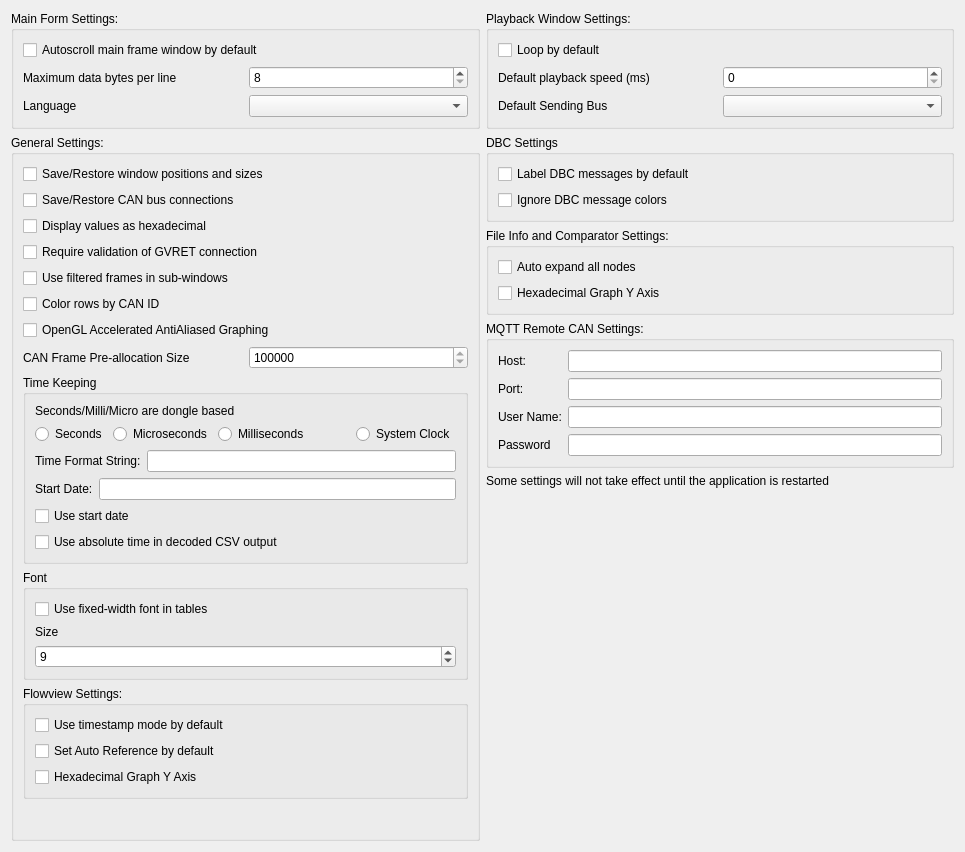
Above: ui/mainsettingsdialog.ui from fasttube/SavvyCAN before the change. Below: the same form after it.
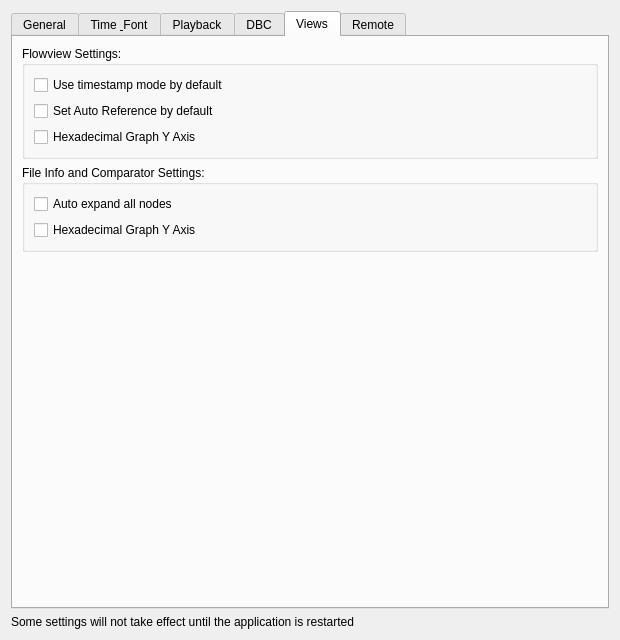
That is the form after the change. The open tabs and pages were chosen to show the change.

Commit message: feat: reorganize preferences to different tabs

What changed in the file:
```diff
--- a/ui/mainsettingsdialog.ui
+++ b/ui/mainsettingsdialog.ui
@@ -6,16 +6,24 @@
    <rect>
     <x>0</x>
     <y>0</y>
-    <width>965</width>
-    <height>852</height>
+    <width>620</width>
+    <height>640</height>
    </rect>
   </property>
   <property name="windowTitle">
    <string>Main Settings</string>
   </property>
-  <layout class="QHBoxLayout" name="horizontalLayout_5" stretch="1,1">
+  <layout class="QVBoxLayout" name="mainLayout">
    <item>
-    <layout class="QVBoxLayout" name="verticalLayout">
+    <widget class="QTabWidget" name="tabWidget">
+     <property name="currentIndex">
+      <number>0</number>
+     </property>
+     <widget class="QWidget" name="tabGeneral">
+      <attribute name="title">
+       <string>General</string>
+      </attribute>
+      <layout class="QVBoxLayout" name="layoutTabGeneral">
      <item>
       <widget class="QGroupBox" name="groupBox_2">
        <property name="title">
@@ -158,6 +166,29 @@
           </item>
          </layout>
         </item>
+         </layout>
+        </widget>
+       </item>
+       <item>
+        <spacer name="verticalSpacerGeneral">
+         <property name="orientation">
+          <enum>Qt::Vertical</enum>
+         </property>
+         <property name="sizeHint" stdset="0">
+          <size>
+           <width>20</width>
+           <height>40</height>
+          </size>
+         </property>
+        </spacer>
+       </item>
+      </layout>
+     </widget>
+     <widget class="QWidget" name="tabTimeFont">
+      <attribute name="title">
+       <string>Time &amp; Font</string>
+      </attribute>
+      <layout class="QVBoxLayout" name="layoutTabTimeFont">
         <item>
          <widget class="QGroupBox" name="groupBox_6">
           <property name="title">
@@ -231,9 +262,9 @@
             </layout>
            </item>
            <item>
-            <layout class="QHBoxLayout" name="horizontalLayout_8">
+           <layout class="QHBoxLayout" name="horizontalLayout_9">
              <item>
-              <widget class="QLabel" name="label_13">
+             <widget class="QLabel" name="label_14">
                <property name="text">
                 <string>Start Date:</string>
                </property>
@@ -298,37 +329,7 @@
          </widget>
         </item>
         <item>
-         <widget class="QGroupBox" name="groupBox_3">
-          <property name="title">
-           <string>Flowview Settings:</string>
-          </property>
-          <layout class="QVBoxLayout" name="verticalLayout_4">
-           <item>
-            <widget class="QCheckBox" name="cbFlowUseTimestamp">
-             <property name="text">
-              <string>Use timestamp mode by default</string>
-             </property>
-            </widget>
-           </item>
-           <item>
-            <widget class="QCheckBox" name="cbFlowAutoRef">
-             <property name="text">
-              <string>Set Auto Reference by default</string>
-             </property>
-            </widget>
-           </item>
-           <item>
-            <widget class="QCheckBox" name="cbHexGraphFlow">
-             <property name="text">
-              <string>Hexadecimal Graph Y Axis</string>
-             </property>
-            </widget>
-           </item>
-          </layout>
-         </widget>
-        </item>
-        <item>
-         <spacer name="verticalSpacer_2">
+        <spacer name="verticalSpacerTimeFont">
           <property name="orientation">
            <enum>Qt::Vertical</enum>
           </property>
@@ -342,11 +343,11 @@
         </item>
        </layout>
       </widget>
-     </item>
-    </layout>
-   </item>
-   <item>
-    <layout class="QVBoxLayout" name="verticalLayout_9">
+     <widget class="QWidget" name="tabPlayback">
+      <attribute name="title">
+       <string>Playback</string>
+      </attribute>
+      <layout class="QVBoxLayout" name="layoutTabPlayback">
      <item>
       <widget class="QGroupBox" name="groupBox_4">
        <property name="title">
@@ -396,6 +397,26 @@
       </widget>
      </item>
      <item>
+        <spacer name="verticalSpacerPlayback">
+         <property name="orientation">
+          <enum>Qt::Vertical</enum>
+         </property>
+         <property name="sizeHint" stdset="0">
+          <size>
+           <width>20</width>
+           <height>40</height>
+          </size>
+         </property>
+        </spacer>
+       </item>
+      </layout>
+     </widget>
+     <widget class="QWidget" name="tabDBC">
+      <attribute name="title">
+       <string>DBC</string>
+      </attribute>
+      <layout class="QVBoxLayout" name="layoutTabDBC">
+       <item>
       <widget class="QGroupBox" name="groupBox_9">
        <property name="title">
         <string>DBC Settings</string>
@@ -419,6 +440,56 @@
       </widget>
      </item>
      <item>
+        <spacer name="verticalSpacerDBC">
+         <property name="orientation">
+          <enum>Qt::Vertical</enum>
+         </property>
+         <property name="sizeHint" stdset="0">
+          <size>
+           <width>20</width>
+           <height>40</height>
+          </size>
+         </property>
+        </spacer>
+       </item>
+      </layout>
+     </widget>
+     <widget class="QWidget" name="tabViews">
+      <attribute name="title">
+       <string>Views</string>
+      </attribute>
+      <layout class="QVBoxLayout" name="layoutTabViews">
+       <item>
+        <widget class="QGroupBox" name="groupBox_3">
+         <property name="title">
+          <string>Flowview Settings:</string>
+         </property>
+         <layout class="QVBoxLayout" name="verticalLayout_4">
+          <item>
+           <widget class="QCheckBox" name="cbFlowUseTimestamp">
+            <property name="text">
+             <string>Use timestamp mode by default</string>
+            </property>
+           </widget>
+          </item>
+          <item>
+           <widget class="QCheckBox" name="cbFlowAutoRef">
+            <property name="text">
+             <string>Set Auto Reference by default</string>
+            </property>
+           </widget>
+          </item>
+          <item>
+           <widget class="QCheckBox" name="cbHexGraphFlow">
+            <property name="text">
+             <string>Hexadecimal Graph Y Axis</string>
+            </property>
+           </widget>
+          </item>
+         </layout>
+        </widget>
+       </item>
+       <item>
       <widget class="QGroupBox" name="groupBox_5">
        <property name="title">
         <string>File Info and Comparator Settings:</string>
@@ -442,6 +513,26 @@
       </widget>
      </item>
      <item>
+        <spacer name="verticalSpacerViews">
+         <property name="orientation">
+          <enum>Qt::Vertical</enum>
+         </property>
+         <property name="sizeHint" stdset="0">
+          <size>
+           <width>20</width>
+           <height>40</height>
+          </size>
+         </property>
+        </spacer>
+       </item>
+      </layout>
+     </widget>
+     <widget class="QWidget" name="tabRemote">
+      <attribute name="title">
+       <string>Remote</string>
+      </attribute>
+      <layout class="QVBoxLayout" name="layoutTabRemote">
+       <item>
       <widget class="QGroupBox" name="groupBox_8">
        <property name="enabled">
         <bool>true</bool>
@@ -498,6 +589,23 @@
       </widget>
      </item>
      <item>
+        <spacer name="verticalSpacerRemote">
+         <property name="orientation">
+          <enum>Qt::Vertical</enum>
+         </property>
+         <property name="sizeHint" stdset="0">
+          <size>
+           <width>20</width>
+           <height>40</height>
+          </size>
+         </property>
+        </spacer>
+       </item>
+      </layout>
+     </widget>
+    </widget>
+   </item>
+   <item>
       <widget class="QLabel" name="label_5">
        <property name="text">
         <string>Some settings will not take effect until the application is restarted</string>
@@ -506,21 +614,6 @@
         <bool>true</bool>
        </property>
       </widget>
-     </item>
-     <item>
-      <spacer name="verticalSpacer">
-       <property name="orientation">
-        <enum>Qt::Vertical</enum>
-       </property>
-       <property name="sizeHint" stdset="0">
-        <size>
-         <width>20</width>
-         <height>40</height>
-        </size>
-       </property>
-      </spacer>
-     </item>
-    </layout>
    </item>
   </layout>
  </widget>
```
Lines whose indentation alone changed are shown as unchanged.
